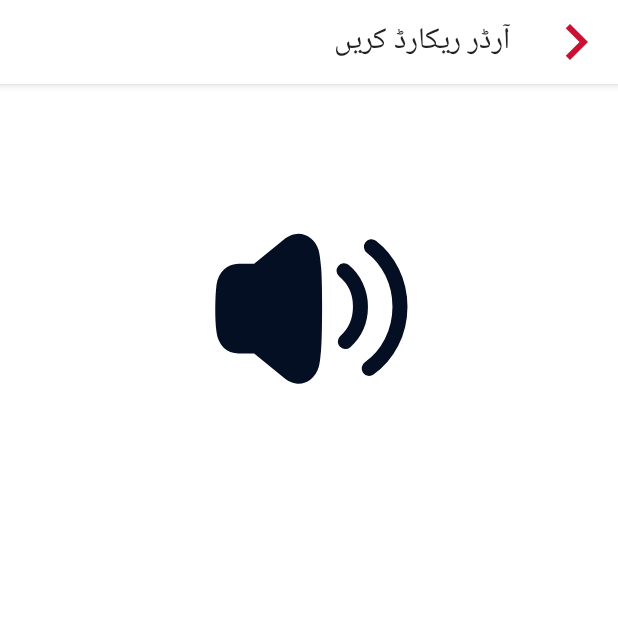
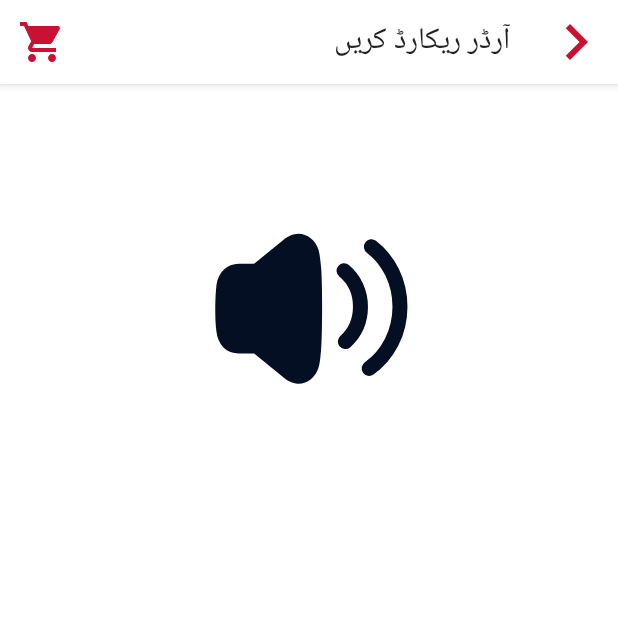
Before and after one commit to SanaIqbalDev/B2BAndroidProject, an Android app: the AudioRecordingFragmentTemp screen opened through its navigation route, on a phone screen of 412 x 824 dp, the top half of it. Run offline under Robolectric (Android 15) with nearby library versions, the phone set to English and light mode, and no system bars; our stand-ins replace Dagger/Hilt's generated code, Firebase (no records; nobody signed in at launch, a user with empty details on screens opened directly), Picasso, Volley, data binding and 1 more; libraries missing offline, so code that uses them is left out: apollo.pos, com.apollographql.apollo, com.yalantis.waves; pictures from the network do not load; 3 statements that could not run were skipped.

Commit message:
set navGraph drawer icon visible on each category selection toolbar with cart icon added to all screens cart recyclerview size adjusted

```diff
--- a/app/src/main/java/com/codeseven/pos/ui/AudioRecordingFragment.java
+++ b/app/src/main/java/com/codeseven/pos/ui/AudioRecordingFragment.java
@@ -14,15 +14,18 @@ import android.os.Bundle;
 import android.os.Environment;
 import android.util.Log;
 import android.view.LayoutInflater;
+import android.view.MenuItem;
 import android.view.View;
 import android.view.ViewGroup;
 import android.widget.Toast;
 
 import androidx.annotation.NonNull;
+import androidx.appcompat.widget.Toolbar;
 import androidx.core.app.ActivityCompat;
 import androidx.core.content.ContextCompat;
 import androidx.databinding.DataBindingUtil;
 import androidx.fragment.app.Fragment;
+import androidx.navigation.fragment.NavHostFragment;
 
 import com.android.volley.Request;
 import com.android.volley.RequestQueue;
--- a/app/src/main/java/com/codeseven/pos/ui/AudioRecordingFragmentTemp.java
+++ b/app/src/main/java/com/codeseven/pos/ui/AudioRecordingFragmentTemp.java
@@ -16,6 +16,7 @@ import android.os.SystemClock;
 import android.util.Log;
 import android.view.Gravity;
 import android.view.LayoutInflater;
+import android.view.MenuItem;
 import android.view.View;
 import android.view.ViewGroup;
 import android.widget.TextView;
@@ -23,6 +24,7 @@ import android.widget.Toast;
 
 import androidx.annotation.NonNull;
 import androidx.appcompat.app.AlertDialog;
+import androidx.appcompat.widget.Toolbar;
 import androidx.core.app.ActivityCompat;
 import androidx.core.content.ContextCompat;
 import androidx.databinding.DataBindingUtil;
@@ -207,7 +209,17 @@ public class AudioRecordingFragmentTemp extends Fragment {
                 NavHostFragment.findNavController(AudioRecordingFragmentTemp.this).popBackStack();
             }
         });
+        fragmentAudioRecordingBinding.audioToolbar.setOnMenuItemClickListener(new Toolbar.OnMenuItemClickListener() {
+            @Override
+            public boolean onMenuItemClick(MenuItem item) {
 
+                if(item.getTitle().equals("ViewCart"))
+                {
+                    NavHostFragment.findNavController(AudioRecordingFragmentTemp.this).navigate(R.id.action_audioRecordingFragment_to_cartFragment);
+                }
+                return false;
+            }
+        });
         return view;
 
     }
--- a/app/src/main/java/com/codeseven/pos/ui/CartFragment.java
+++ b/app/src/main/java/com/codeseven/pos/ui/CartFragment.java
@@ -135,7 +135,6 @@ public class CartFragment extends Fragment {
         fragmentCartBinding.cartToolbar.setNavigationOnClickListener(new View.OnClickListener() {
             @Override
             public void onClick(View view) {
-
                 progressDialog.dismissDialog();
                 NavHostFragment.findNavController(CartFragment.this).popBackStack();
             }
--- a/app/src/main/res/layout/fragment_audio_recording.xml
+++ b/app/src/main/res/layout/fragment_audio_recording.xml
@@ -1,38 +1,39 @@
 <?xml version="1.0" encoding="utf-8"?>
 <layout xmlns:android="http://schemas.android.com/apk/res/android"
-    xmlns:tools="http://schemas.android.com/tools"
     xmlns:app="http://schemas.android.com/apk/res-auto"
-    >
+    xmlns:tools="http://schemas.android.com/tools">
 
-    <data>
-    </data>
+    <data></data>
+
     <FrameLayout
         android:layout_width="match_parent"
         android:layout_height="match_parent"
         android:layoutDirection="rtl"
 
         tools:context=".ui.AudioRecordingFragmentTemp">
+
         <com.google.android.material.appbar.AppBarLayout
+            style="@style/Widget.MaterialComponents.AppBarLayout.Surface"
             android:layout_width="match_parent"
             android:layout_height="wrap_content"
-        android:fitsSystemWindows="true"
-        style="@style/Widget.MaterialComponents.AppBarLayout.Surface">
+            android:fitsSystemWindows="true">
 
             <androidx.appcompat.widget.Toolbar
                 android:id="@+id/audio_toolbar"
                 android:layout_width="match_parent"
                 android:layout_height="?attr/actionBarSize"
+                android:gravity="center_vertical"
+                app:menu="@menu/cart_menu"
                 app:navigationIcon="@drawable/ic_arrow_right_24"
-            app:title="@string/record_audio_title"
-            android:gravity="center_vertical"/>
+                app:title="@string/record_audio_title" />
         </com.google.android.material.appbar.AppBarLayout>
 
         <!-- TODO: Update blank fragment layout -->
         <androidx.constraintlayout.widget.ConstraintLayout
             android:layout_width="match_parent"
             android:layout_height="match_parent"
+            android:layout_marginLeft="5dp"
             android:layout_marginTop="?attr/actionBarSize"
-        android:layout_marginLeft="5dp"
             android:layout_marginRight="5dp"
             android:layout_marginBottom="5dp">
 
@@ -41,124 +42,116 @@
                 android:layout_width="match_parent"
                 android:layout_height="200dp"
                 android:layout_marginTop="30dp"
-            app:layout_constraintTop_toTopOf="parent"
                 android:visibility="gone"
-            />
+                app:layout_constraintTop_toTopOf="parent" />
+
             <com.airbnb.lottie.LottieAnimationView
                 android:id="@+id/animationView"
                 android:layout_width="300dp"
                 android:layout_height="300dp"
-            app:lottie_autoPlay="false"
-            app:layout_constraintTop_toTopOf="parent"
                 app:layout_constraintLeft_toLeftOf="parent"
                 app:layout_constraintRight_toRightOf="parent"
+                app:layout_constraintTop_toTopOf="parent"
+                app:lottie_autoPlay="false"
                 app:lottie_loop="true"
-            app:lottie_rawRes="@raw/speak_now_anim"/>
+                app:lottie_rawRes="@raw/speak_now_anim" />
 
             <TextView
                 android:id="@+id/tv_timer"
                 android:layout_width="wrap_content"
                 android:layout_height="wrap_content"
+                android:layout_marginTop="30dp"
                 android:text="00:00:00"
-            app:layout_constraintTop_toBottomOf="@+id/animationView"
-            app:layout_constraintRight_toRightOf="parent"
-            app:layout_constraintLeft_toLeftOf="parent"
+                android:textColor="@color/black"
                 android:textSize="45dp"
-            android:layout_marginTop="30dp"
-            android:textColor="@color/black"
                 android:textStyle="bold"
                 android:visibility="gone"
+                app:layout_constraintLeft_toLeftOf="parent"
+                app:layout_constraintRight_toRightOf="parent"
+                app:layout_constraintTop_toBottomOf="@+id/animationView"
 
                 />
+
             <Chronometer
                 android:id="@+id/chronometer"
                 android:layout_width="match_parent"
                 android:layout_height="80dp"
+                android:gravity="center"
                 android:textColor="@color/white"
                 android:textSize="35dp"
-            android:gravity="center"
                 android:textStyle="bold"
                 android:visibility="gone"
-            app:layout_constraintTop_toBottomOf="@id/tv_timer"/>
+                app:layout_constraintTop_toBottomOf="@id/tv_timer" />
 
             <TextView
-            android:visibility="gone"
                 android:id="@+id/tv_audio_message"
                 android:layout_width="wrap_content"
                 android:layout_height="50dp"
-            app:layout_constraintTop_toBottomOf="@id/animationView"
-            app:layout_constraintRight_toRightOf="parent"
+                android:gravity="center_vertical"
+                android:paddingRight="20dp"
                 android:text="   اب بولیں ... "
+                android:textColor="@color/primaryColor"
                 android:textSize="35dp"
                 android:textStyle="bold"
-            android:textColor="@color/primaryColor"
-            android:gravity="center_vertical"
-            android:paddingRight="20dp"
-            />
+                android:visibility="gone"
+                app:layout_constraintRight_toRightOf="parent"
+                app:layout_constraintTop_toBottomOf="@id/animationView" />
+
             <com.airbnb.lottie.LottieAnimationView
-            android:visibility="gone"
                 android:id="@+id/listening_dots"
                 android:layout_width="wrap_content"
                 android:layout_height="120dp"
+                android:layout_marginRight="5dp"
+                android:visibility="gone"
+                app:layout_constraintRight_toLeftOf="@id/tv_audio_message"
+                app:layout_constraintTop_toBottomOf="@id/animationView"
                 app:lottie_autoPlay="false"
                 app:lottie_loop="true"
-            app:lottie_rawRes="@raw/loading_dots"
-            app:layout_constraintTop_toBottomOf="@id/animationView"
-            app:layout_constraintRight_toLeftOf="@id/tv_audio_message"
-            android:layout_marginRight="5dp"
-            />
+                app:lottie_rawRes="@raw/loading_dots" />
 
             <Button
                 android:id="@+id/btn_start"
                 android:layout_width="wrap_content"
                 android:layout_height="wrap_content"
+                android:layout_marginBottom="30dp"
                 android:elevation="3dp"
+                android:padding="10dp"
                 android:text="   اپنا آرڈر ریکارڈ کریں   "
                 android:textSize="22sp"
                 android:textStyle="bold"
-            android:padding="10dp"
+                app:layout_constraintBottom_toBottomOf="parent"
                 app:layout_constraintLeft_toLeftOf="parent"
                 app:layout_constraintRight_toRightOf="parent"
-            app:layout_constraintBottom_toBottomOf="parent"
-            android:layout_marginBottom="30dp"
 
                 />
 
 
             <Button
-            android:visibility="gone"
                 android:id="@+id/btn_stop"
                 android:layout_width="wrap_content"
                 android:layout_height="wrap_content"
+                android:layout_marginBottom="30dp"
                 android:elevation="3dp"
+                android:padding="10dp"
                 android:text="   میرا آرڈر بھیج دیں   "
                 android:textSize="22sp"
                 android:textStyle="bold"
-            android:padding="10dp"
+                android:visibility="gone"
+                app:layout_constraintBottom_toBottomOf="parent"
                 app:layout_constraintLeft_toLeftOf="parent"
-            app:layout_constraintRight_toRightOf="parent"
-            app:layout_constraintBottom_toBottomOf="parent"
-            android:layout_marginBottom="30dp"
-            />
+                app:layout_constraintRight_toRightOf="parent" />
 
 
             <Button
-            android:visibility="gone"
                 android:id="@+id/btn_play"
                 android:layout_width="wrap_content"
                 android:layout_height="50dp"
                 android:layout_marginTop="20dp"
                 android:text="Upload to GCP"
-            app:layout_constraintTop_toBottomOf="@id/btn_stop"
+                android:visibility="gone"
                 app:layout_constraintLeft_toLeftOf="parent"
                 app:layout_constraintRight_toRightOf="parent"
-            />
-
-
-
-
-
-
+                app:layout_constraintTop_toBottomOf="@id/btn_stop" />
 
 
         </androidx.constraintlayout.widget.ConstraintLayout>
--- a/app/src/main/res/layout/fragment_product_detail.xml
+++ b/app/src/main/res/layout/fragment_product_detail.xml
@@ -25,6 +25,7 @@
             android:layout_height="?attr/actionBarSize"
             app:navigationIcon="@drawable/ic_arrow_right_24"
             android:gravity="center_vertical"
+            app:menu="@menu/cart_menu"
             app:title="@string/product_detail"
             >
         </androidx.appcompat.widget.Toolbar>
--- /dev/null
+++ b/app/src/main/res/menu/cart_menu.xml
@@ -0,0 +1,10 @@
+<?xml version="1.0" encoding="utf-8"?>
+<menu xmlns:android="http://schemas.android.com/apk/res/android"
+    xmlns:app="http://schemas.android.com/apk/res-auto">
+    <item
+        android:id="@+id/menu_cart"
+        android:icon="@drawable/ic_baseline_shopping_cart_24"
+        android:title="ViewCart"
+        app:showAsAction="always"
+        />
+</menu>
--- a/app/src/main/res/mipmap-anydpi-v26/ic_launcher.xml
+++ b/app/src/main/res/mipmap-anydpi-v26/ic_launcher.xml
@@ -1,5 +1,5 @@
 <?xml version="1.0" encoding="utf-8"?>
 <adaptive-icon xmlns:android="http://schemas.android.com/apk/res/android">
-    <background android:drawable="@color/ic_launcher_background"/>
-    <foreground android:drawable="@mipmap/ic_launcher_foreground"/>
+    <background android:drawable="@color/white"/>
+    <foreground android:drawable="@drawable/app_logo_new"/>
 </adaptive-icon>
--- a/app/src/main/res/mipmap-anydpi-v26/ic_launcher_round.xml
+++ b/app/src/main/res/mipmap-anydpi-v26/ic_launcher_round.xml
@@ -1,5 +1,5 @@
 <?xml version="1.0" encoding="utf-8"?>
 <adaptive-icon xmlns:android="http://schemas.android.com/apk/res/android">
-    <background android:drawable="@color/ic_launcher_background"/>
-    <foreground android:drawable="@mipmap/ic_launcher_foreground"/>
+    <background android:drawable="@color/white"/>
+    <foreground android:drawable="@drawable/app_logo_new"/>
 </adaptive-icon>
--- a/app/src/main/res/navigation/nav_graph.xml
+++ b/app/src/main/res/navigation/nav_graph.xml
@@ -64,6 +64,11 @@
         <action
             android:id="@+id/action_productDetailFragment_to_loginFragment"
             app:destination="@id/loginFragment" />
+        <action
+            app:popUpTo="@id/homeFragment"
+            app:popUpToInclusive="false"
+            android:id="@+id/action_productDetailFragment_to_cartFragment"
+            app:destination="@id/cartFragment" />
 
     </fragment>
     <fragment
@@ -85,6 +90,11 @@
         <action
             android:id="@+id/action_audioRecordingFragment_to_shortListedItemsFragment"
             app:destination="@id/shortListedItemsFragment" />
+        <action
+            app:popUpTo="@id/homeFragment"
+            app:popUpToInclusive="false"
+            android:id="@+id/action_audioRecordingFragment_to_cartFragment"
+            app:destination="@id/cartFragment" />
     </fragment>
     <fragment
         android:id="@+id/checkoutFragment"
```
Also changed, not shown: app/src/main/java/com/codeseven/pos/ui/CatalogFragment.java (+67 -84 lines), app/src/main/java/com/codeseven/pos/ui/ProductDetailFragment.java (+16 -0 lines), app/src/main/res/layout/fragment_cart.xml (+66 -67 lines), app/src/main/res/drawable/app_logo_new.png (added). Lines whose indentation alone changed are shown as unchanged.
